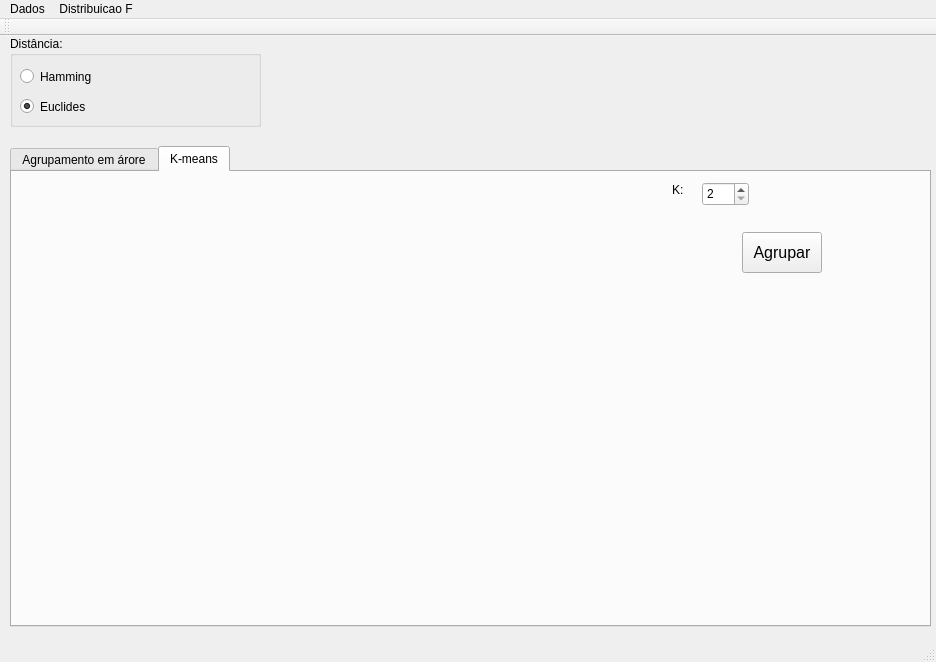
Before: the Qt Designer form mainwindow.ui in renannetto/reconhecimento-padroes, drawn with Qt 5.
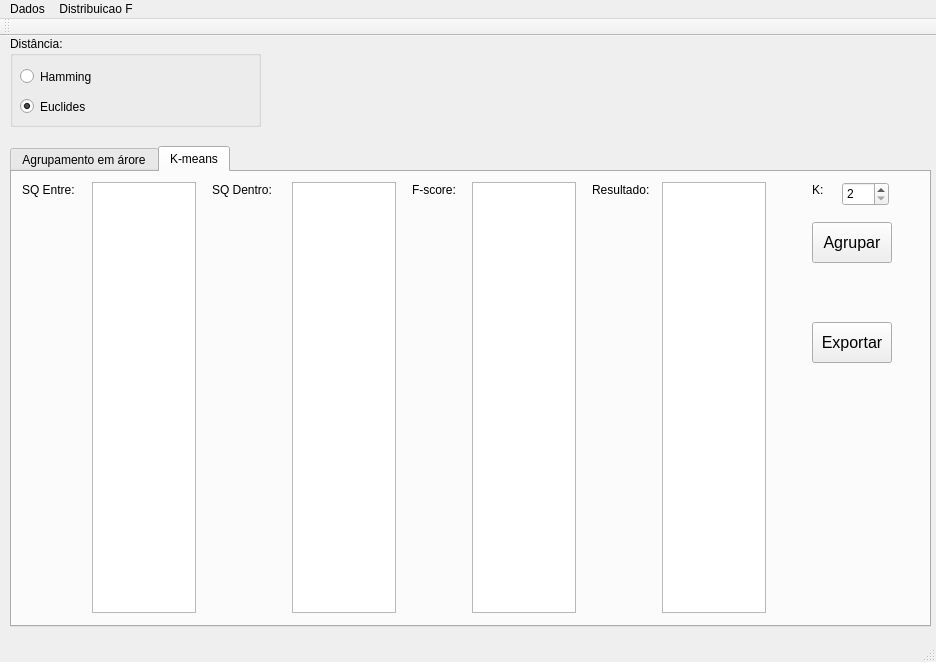
After: the same form once the commit is applied. The open tabs and pages were chosen to show the change. Custom widgets are drawn as their Qt base class.

```diff
--- a/mainwindow.ui
+++ b/mainwindow.ui
@@ -159,35 +159,11 @@
      <attribute name="title">
       <string>K-means</string>
      </attribute>
-     <widget class="QLabel" name="pesos">
-      <property name="geometry">
-       <rect>
-        <x>90</x>
-        <y>60</y>
-        <width>551</width>
-        <height>371</height>
-       </rect>
-      </property>
-      <property name="font">
-       <font>
-        <pointsize>14</pointsize>
-       </font>
-      </property>
-      <property name="text">
-       <string/>
-      </property>
-      <property name="alignment">
-       <set>Qt::AlignLeading|Qt::AlignLeft|Qt::AlignTop</set>
-      </property>
-      <property name="wordWrap">
-       <bool>true</bool>
-      </property>
-     </widget>
      <widget class="QPushButton" name="pushButton_2">
       <property name="geometry">
        <rect>
-        <x>730</x>
-        <y>60</y>
+        <x>800</x>
+        <y>50</y>
         <width>80</width>
         <height>41</height>
        </rect>
@@ -204,7 +180,7 @@
      <widget class="QLabel" name="label">
       <property name="geometry">
        <rect>
-        <x>660</x>
+        <x>800</x>
         <y>10</y>
         <width>21</width>
         <height>16</height>
@@ -217,7 +193,7 @@
      <widget class="QSpinBox" name="kmeans_k">
       <property name="geometry">
        <rect>
-        <x>690</x>
+        <x>830</x>
         <y>10</y>
         <width>47</width>
         <height>24</height>
@@ -227,7 +203,117 @@
        <number>2</number>
       </property>
       <property name="maximum">
-       <number>10</number>
+       <number>50</number>
+      </property>
+     </widget>
+     <widget class="QLabel" name="label_3">
+      <property name="geometry">
+       <rect>
+        <x>10</x>
+        <y>10</y>
+        <width>71</width>
+        <height>16</height>
+       </rect>
+      </property>
+      <property name="text">
+       <string>SQ Entre: </string>
+      </property>
+     </widget>
+     <widget class="QTextEdit" name="sqentre_edit">
+      <property name="geometry">
+       <rect>
+        <x>80</x>
+        <y>10</y>
+        <width>104</width>
+        <height>431</height>
+       </rect>
+      </property>
+     </widget>
+     <widget class="QLabel" name="label_4">
+      <property name="geometry">
+       <rect>
+        <x>200</x>
+        <y>10</y>
+        <width>71</width>
+        <height>16</height>
+       </rect>
+      </property>
+      <property name="text">
+       <string>SQ Dentro: </string>
+      </property>
+     </widget>
+     <widget class="QTextEdit" name="sqdentro_edit">
+      <property name="geometry">
+       <rect>
+        <x>280</x>
+        <y>10</y>
+        <width>104</width>
+        <height>431</height>
+       </rect>
+      </property>
+     </widget>
+     <widget class="QLabel" name="label_5">
+      <property name="geometry">
+       <rect>
+        <x>400</x>
+        <y>10</y>
+        <width>51</width>
+        <height>16</height>
+       </rect>
+      </property>
+      <property name="text">
+       <string>F-score:</string>
+      </property>
+     </widget>
+     <widget class="QTextEdit" name="fscore_edit">
+      <property name="geometry">
+       <rect>
+        <x>460</x>
+        <y>10</y>
+        <width>104</width>
+        <height>431</height>
+       </rect>
+      </property>
+     </widget>
+     <widget class="QLabel" name="label_6">
+      <property name="geometry">
+       <rect>
+        <x>580</x>
+        <y>10</y>
+        <width>71</width>
+        <height>16</height>
+       </rect>
+      </property>
+      <property name="text">
+       <string>Resultado: </string>
+      </property>
+     </widget>
+     <widget class="QTextEdit" name="resultado_edit">
+      <property name="geometry">
+       <rect>
+        <x>650</x>
+        <y>10</y>
+        <width>104</width>
+        <height>431</height>
+       </rect>
+      </property>
+     </widget>
+     <widget class="QPushButton" name="pushButton_4">
+      <property name="geometry">
+       <rect>
+        <x>800</x>
+        <y>150</y>
+        <width>80</width>
+        <height>41</height>
+       </rect>
+      </property>
+      <property name="font">
+       <font>
+        <pointsize>12</pointsize>
+       </font>
+      </property>
+      <property name="text">
+       <string>Exportar</string>
       </property>
      </widget>
     </widget>
```
Left out of the diff: 23 changed lines with no effect on the pictures.
